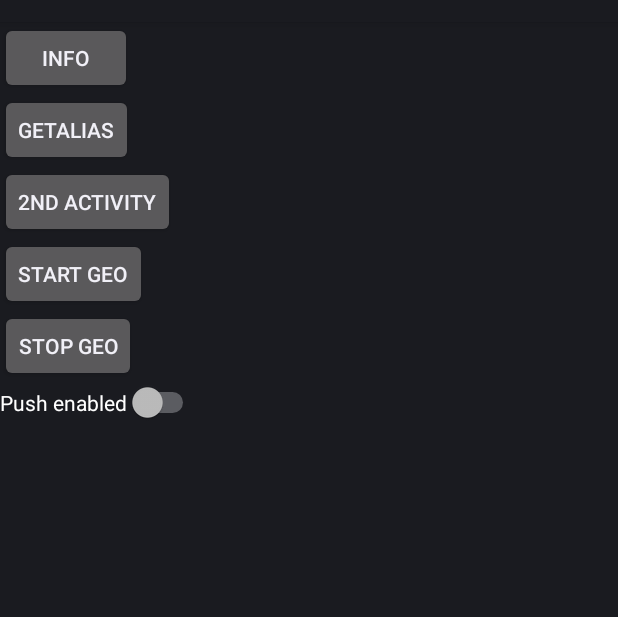
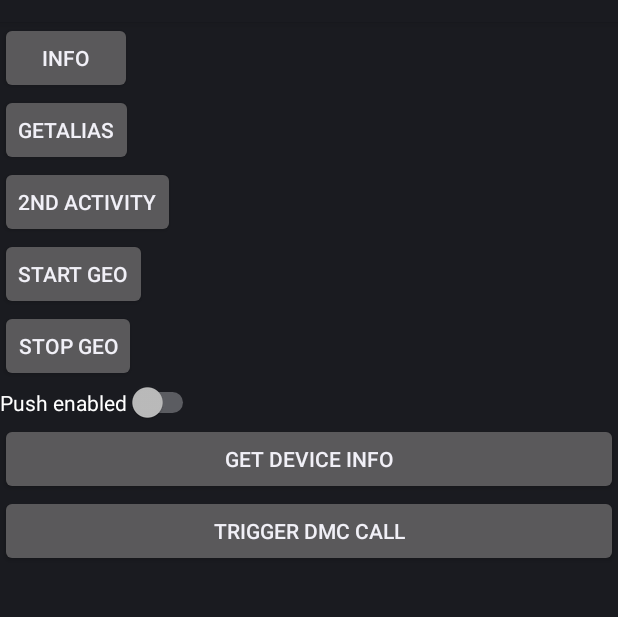
Before and after one commit to mapp-digital/mapp-engage-android-sample, an Android app: the screen it shows after launch (MainActivity), on a phone screen of 412 x 824 dp, the part 62-679 px from its top. Run offline under Robolectric (Android 15) with nearby library versions, the phone set to English and light mode, and no system bars; libraries missing offline, so code that uses them is left out: com.appoxee, com.appoxee.internal, com.appoxee.push; 13 statements that could not run were skipped.

Commit message:
getting device data fromapx and pulling event message from dmc - initial working commmit

```diff
--- a/build.gradle
+++ b/build.gradle
@@ -31,7 +31,8 @@ android {
         }
         debug {
             initWith(debug)
-            buildConfigField "String", "SDK_KEY", "\"59ddb2126f2664.49253412\""
+            buildConfigField "String", "SDK_KEY", "\"5a603f3e070584.57072624\""
+            buildConfigField "String", "CEP_URL", "\"https://jamie-test.shortest-route.com\""
 
         }
 
--- a/src/main/java/com/appoxee/testapp/AppoxeeTestApp.java
+++ b/src/main/java/com/appoxee/testapp/AppoxeeTestApp.java
@@ -28,6 +28,8 @@ public class AppoxeeTestApp extends Application {
 
         opt.googleProjectId = "651820799870";
 
+        opt.cepURL = BuildConfig.CEP_URL;
+
         CustomXmlLayoutNotificationCreator.Builder builder = new CustomXmlLayoutNotificationCreator.Builder(this);
         builder.setLayoutResource(R.layout.custom_notification_layout)
                 .setIconResourceId(R.id.appoxee_default_push_icon)
--- a/src/main/java/com/appoxee/testapp/MainActivity.java
+++ b/src/main/java/com/appoxee/testapp/MainActivity.java
@@ -91,6 +91,20 @@ public class MainActivity extends Activity implements Appoxee.OnInitCompletedLis
                 Appoxee.instance().setPushEnabled(isChecked);
             }
         });
+
+        findViewById(R.id.buttonDeviceInfo).setOnClickListener(new View.OnClickListener() {
+            @Override
+            public void onClick(View v) {
+                Appoxee.instance().getDeviceInfoDMC();
+            }
+        });
+
+        findViewById(R.id.dmcCallInApp).setOnClickListener(new View.OnClickListener() {
+            @Override
+            public void onClick(View v) {
+                Appoxee.instance().triggerDMCCallInApp("app_open");
+            }
+        });
     }
 
 
--- a/src/main/res/layout/main.xml
+++ b/src/main/res/layout/main.xml
@@ -32,4 +32,18 @@
         android:text="Push enabled"
         android:id="@+id/push_enabled"
         android:checked="false" />
+
+    <Button
+        android:id="@+id/buttonDeviceInfo"
+        android:layout_width="match_parent"
+        android:layout_height="wrap_content"
+        android:text="Get Device Info" />
+
+    <Button
+        android:id="@+id/dmcCallInApp"
+        android:layout_width="match_parent"
+        android:layout_height="wrap_content"
+        android:text="Trigger DMC call" />
+
+
 </LinearLayout>
```
